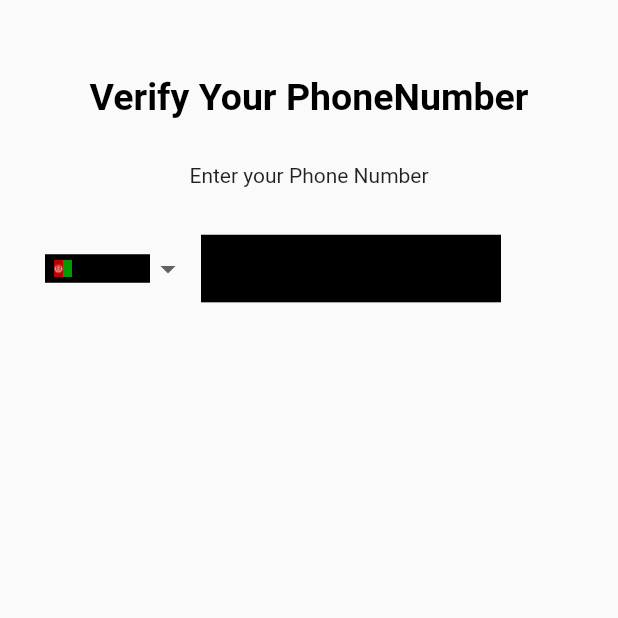
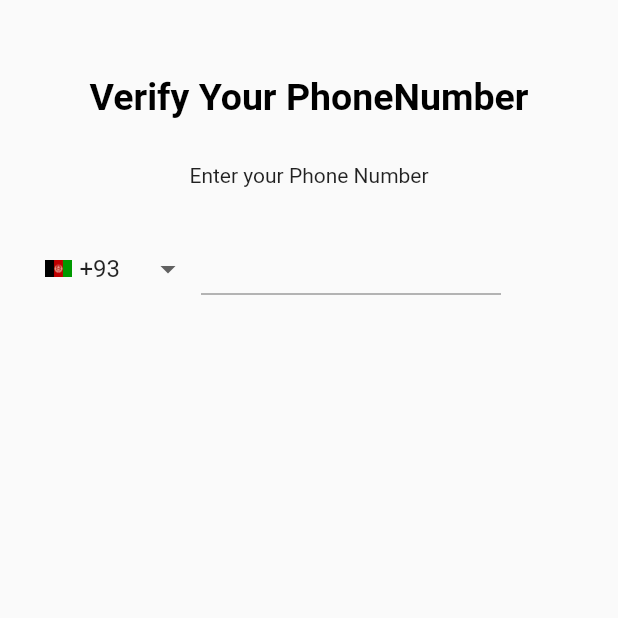
Before and after one commit to kannel-outis/messenger, a Flutter app: the screen it shows after launch, on a phone screen of 412 x 824 dp, the top half of it. Run offline on Flutter 3.47's test engine with Material 2 defaults, Android fonts, the phone set to English and light mode, and no system bars; our stand-ins replace flutter_hooks.

Commit message:
drop_down

```diff
--- a/lib/customs/widgets/country_drop_down.dart
+++ b/lib/customs/widgets/country_drop_down.dart
@@ -23,7 +23,6 @@ class CountryDropDown extends StatelessWidget {
                 (e) => DropdownMenuItem<CountryCode>(
                   value: e,
                   child: Container(
-                    color: Colors.black,
                     width: 70,
                     child: Flex(
                       direction: Axis.horizontal,
--- a/lib/screens/auth/register.dart
+++ b/lib/screens/auth/register.dart
@@ -49,12 +49,13 @@ class RegistrationScreen extends HookWidget {
                         SizedBox(width: 10),
                         SizedBox(
                           width: 200,
-                          height: 45,
+                          height: 35,
                           child: Container(
-                            color: Colors.black,
+                            // color: Colors.black,
                             child: TextField(
                               decoration: InputDecoration(
-                                  contentPadding: EdgeInsets.only(bottom: -20)),
+                                contentPadding: EdgeInsets.only(bottom: 15),
+                              ),
                             ),
                           ),
                         ),
```
